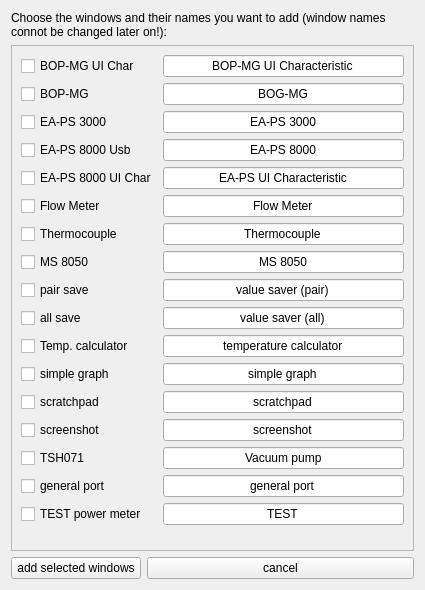
The window that windowadderwindow.ui (bchjoerni/mlab) describes before a commit, drawn with Qt 5.
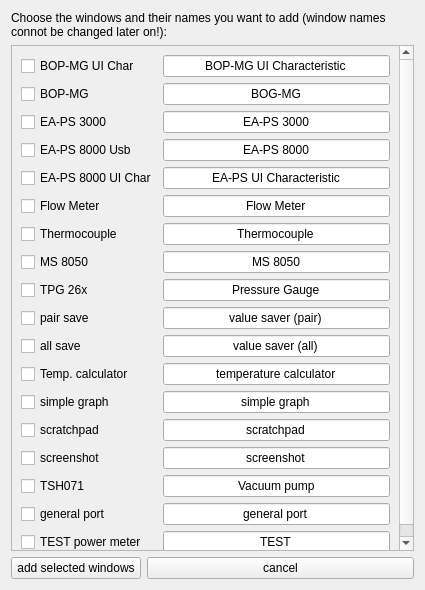
The same window after the commit.

The edit to the form file:
```diff
--- a/windowadderwindow.ui
+++ b/windowadderwindow.ui
@@ -25,7 +25,7 @@
         <x>0</x>
         <y>0</y>
         <width>392</width>
-        <height>641</height>
+        <height>678</height>
        </rect>
       </property>
       <layout class="QGridLayout" name="gridLayout_2">
@@ -318,6 +318,23 @@
          </property>
         </widget>
        </item>
+       <item row="8" column="0">
+        <widget class="QCheckBox" name="chb_tpg26x">
+         <property name="text">
+          <string>TPG 26x</string>
+         </property>
+        </widget>
+       </item>
+       <item row="8" column="1">
+        <widget class="QLineEdit" name="txt_tpg26x">
+         <property name="text">
+          <string>Pressure Gauge</string>
+         </property>
+         <property name="alignment">
+          <set>Qt::AlignCenter</set>
+         </property>
+        </widget>
+       </item>
       </layout>
      </widget>
     </widget>
```
